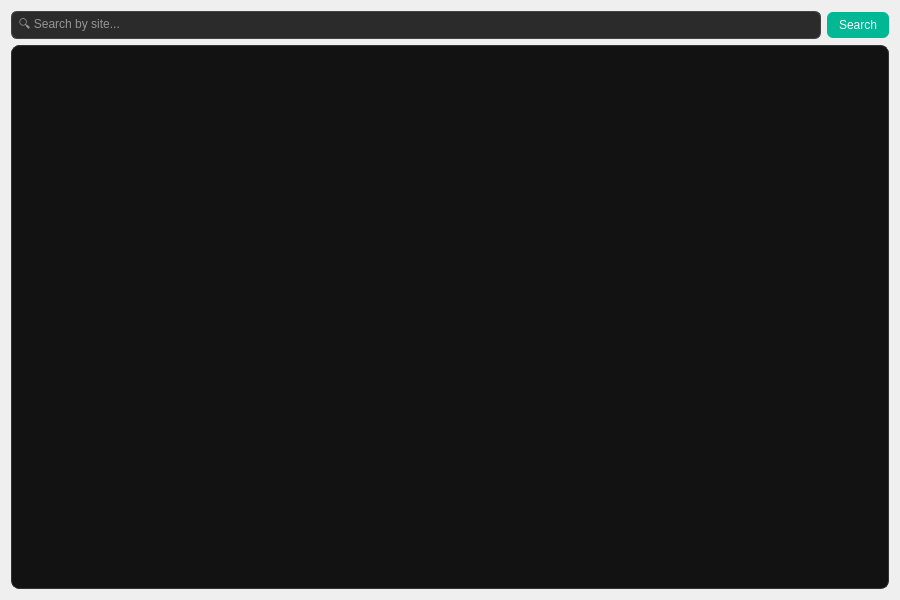
This is LockBox/passwordlist.ui in Anaswara-Suresh/password-manager as Qt 5 draws it before an edit. The edited form follows.
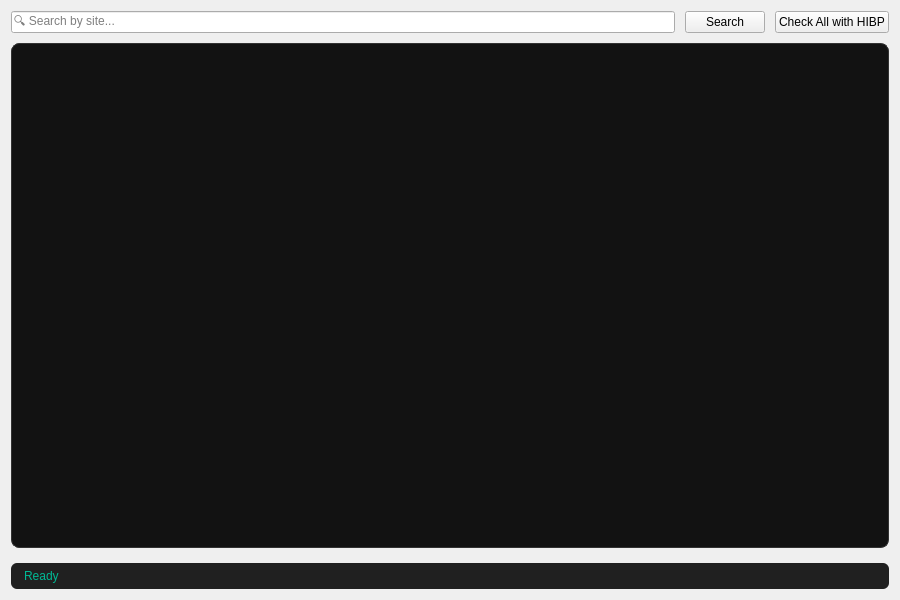
This is the edited form.

Commit message: Integrate Have I Been Pwned check feature with manual trigger and improved UI layout handling

Diff of the .ui file:
```diff
--- a/LockBox/passwordlist.ui
+++ b/LockBox/passwordlist.ui
@@ -14,8 +14,15 @@
    <string>Saved Passwords</string>
   </property>
 
-  <!-- Main vertical layout -->
-  <layout class="QVBoxLayout" name="verticalLayout" stretch="0,1">
+  <layout class="QVBoxLayout" name="verticalLayout">
+   <property name="spacing">
+    <number>10</number>
+   </property>
+
+
+
+
+   <!-- Search + HIBP buttons -->
    <item>
     <!-- Search bar row -->
     <layout class="QHBoxLayout" name="searchLayout">
@@ -24,23 +31,6 @@
        <property name="placeholderText">
         <string>🔍 Search by site...</string>
        </property>
-       <property name="clearButtonEnabled">
-        <bool>true</bool>
-       </property>
-       <property name="styleSheet">
-        <string notr="true">
-         QLineEdit {
-             background-color: #2b2b2b;
-             color: #ffffff;
-             border: 1px solid #444;
-             border-radius: 6px;
-             padding: 5px;
-         }
-         QLineEdit:focus {
-             border: 1px solid #00b894;
-         }
-        </string>
-       </property>
       </widget>
      </item>
      <item>
@@ -48,25 +38,12 @@
        <property name="text">
         <string>Search</string>
        </property>
-       <property name="toolTip">
-        <string>Click to search by site name</string>
-       </property>
-       <property name="styleSheet">
-        <string notr="true">
-         QPushButton {
-             background-color: #00b894;
-             color: white;
-             border: none;
-             border-radius: 6px;
-             padding: 6px 12px;
-         }
-         QPushButton:hover {
-             background-color: #00d0a0;
-         }
-         QPushButton:pressed {
-             background-color: #009970;
-         }
-        </string>
+      </widget>
+     </item>
+     <item>
+      <widget class="QPushButton" name="checkAllButton">
+       <property name="text">
+        <string>Check All with HIBP</string>
        </property>
       </widget>
      </item>
@@ -129,6 +106,30 @@
      </property>
     </widget>
    </item>
+
+   <!-- Status Label -->
+   <item>
+    <widget class="QLabel" name="statusLabel">
+     <property name="text">
+      <string>Ready</string>
+     </property>
+     <property name="alignment">
+      <set>Qt::AlignLeft|Qt::AlignVCenter</set>
+     </property>
+     <property name="styleSheet">
+      <string notr="true">
+       QLabel {
+           background-color: #202020;
+           color: #00b894;
+           border-radius: 6px;
+           padding: 6px 10px;
+           margin-top: 5px;
+       }
+      </string>
+     </property>
+    </widget>
+   </item>
+
   </layout>
  </widget>
  <resources/>
```
Left out of the diff: 4 changed lines with no effect on the pictures. The commit also changes 6 other files.
